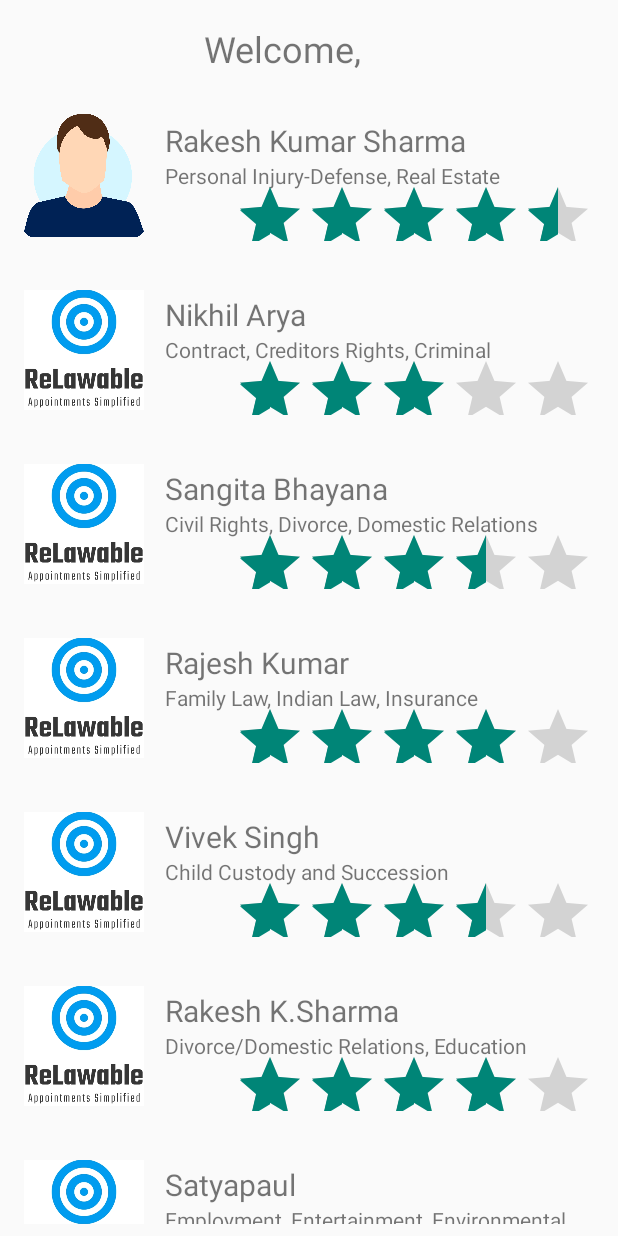
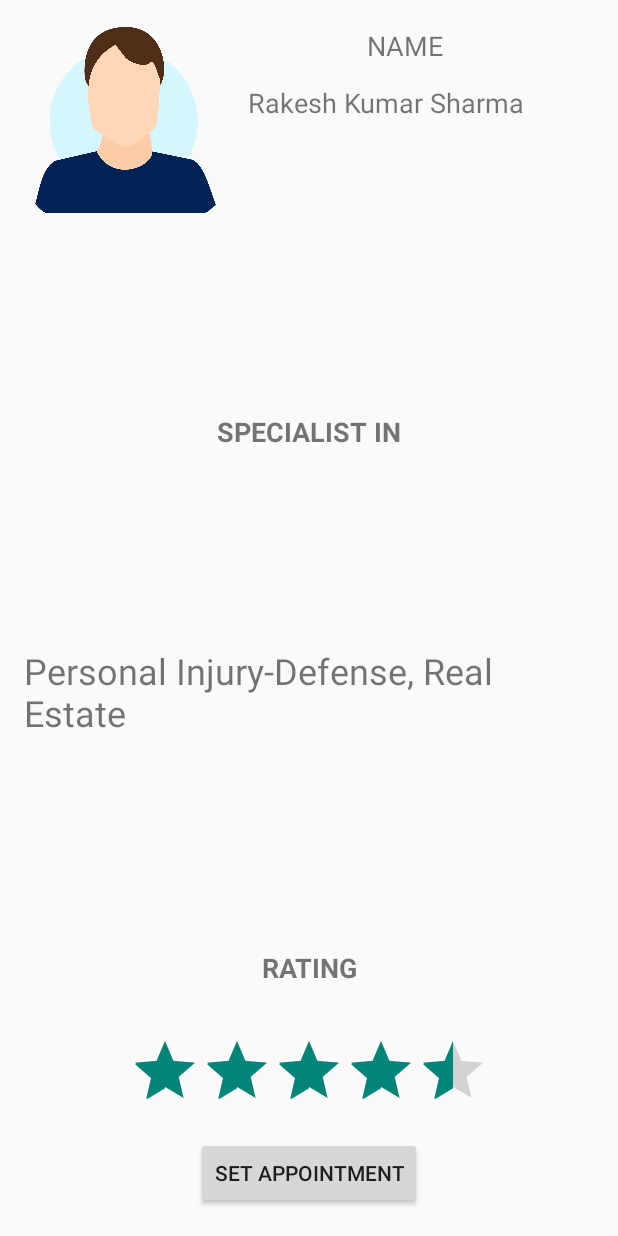
Before and after one commit to ankurpandeyvns/ReLawAble, an Android app: the ClientHome screen opened directly, with no data from a screen before it, after a tap on "Rakesh Kumar Sharma", on a phone screen of 412 x 824 dp. Run offline under Robolectric (Android 15) with nearby library versions, the phone set to English and light mode, and no system bars; our stand-ins replace Firebase (no records; nobody signed in at launch, a user with empty details on screens opened directly); Roboto replaces fonts that are not available here.

Commit message:
Adding Features

```diff
--- a/app/src/main/AndroidManifest.xml
+++ b/app/src/main/AndroidManifest.xml
@@ -24,7 +24,8 @@
 
         <activity android:name=".LawyerHome" />
         <activity android:name=".SignUp" />
-        <activity android:name=".ClientHome"></activity>
+        <activity android:name=".ClientHome" />
+        <activity android:name=".LawyerDashboard"></activity>
     </application>
 
 </manifest>
--- a/app/src/main/java/com/dtechterminal/relawable/ClientHome.java
+++ b/app/src/main/java/com/dtechterminal/relawable/ClientHome.java
@@ -38,15 +38,15 @@ public class ClientHome extends AppCompatActivity {
         personUtilsList = new ArrayList<>();
         //Adding Data into ArrayList
         personUtilsList.add(new PersonUtils("Rakesh Kumar Sharma","Personal Injury-Defense, Real Estate",getApplicationContext().getResources().getDrawable(R.drawable.prof),4.5f));
-        personUtilsList.add(new PersonUtils("Nikhil Arya","Contract, Creditors Rights, Criminal",getApplicationContext().getResources().getDrawable(R.drawable.logo),3f));
-        personUtilsList.add(new PersonUtils("Sangita Bhayana","Civil Rights, Divorce, Domestic Relations",getApplicationContext().getResources().getDrawable(R.drawable.logo),3.5f));
-        personUtilsList.add(new PersonUtils("Rajesh Kumar","Family Law, Indian Law, Insurance",getApplicationContext().getResources().getDrawable(R.drawable.logo),4f));
-        personUtilsList.add(new PersonUtils("Vivek Singh","Child Custody and Succession",getApplicationContext().getResources().getDrawable(R.drawable.logo),3.5f));
-        personUtilsList.add(new PersonUtils("Rakesh K.Sharma","Divorce/Domestic Relations, Education",getApplicationContext().getResources().getDrawable(R.drawable.logo),4f));
-        personUtilsList.add(new PersonUtils("Satyapaul","Employment, Entertainment, Environmental",getApplicationContext().getResources().getDrawable(R.drawable.logo),5f));
-        personUtilsList.add(new PersonUtils("Vivek Singh","Employment, Family Law, General Practice",getApplicationContext().getResources().getDrawable(R.drawable.logo),3f));
-        personUtilsList.add(new PersonUtils("Sandhya Gupta","Construction, Consumer Law, Contract",getApplicationContext().getResources().getDrawable(R.drawable.logo),3f));
-        personUtilsList.add(new PersonUtils("Suresh Chand"," Health Care Law, Indian Law, Insurance",getApplicationContext().getResources().getDrawable(R.drawable.logo),2f));
+        personUtilsList.add(new PersonUtils("Nikhil Arya","Contract, Creditors Rights, Criminal",getApplicationContext().getResources().getDrawable(R.drawable.prof),3f));
+        personUtilsList.add(new PersonUtils("Sangita Bhayana","Civil Rights, Divorce, Domestic Relations",getApplicationContext().getResources().getDrawable(R.drawable.prof),3.5f));
+        personUtilsList.add(new PersonUtils("Rajesh Kumar","Family Law, Indian Law, Insurance",getApplicationContext().getResources().getDrawable(R.drawable.prof),4f));
+        personUtilsList.add(new PersonUtils("Vivek Singh","Child Custody and Succession",getApplicationContext().getResources().getDrawable(R.drawable.prof),3.5f));
+        personUtilsList.add(new PersonUtils("Rakesh K.Sharma","Divorce/Domestic Relations, Education",getApplicationContext().getResources().getDrawable(R.drawable.prof),4f));
+        personUtilsList.add(new PersonUtils("Satyapaul","Employment, Entertainment, Environmental",getApplicationContext().getResources().getDrawable(R.drawable.prof),5f));
+        personUtilsList.add(new PersonUtils("Vivek Singh","Employment, Family Law, General Practice",getApplicationContext().getResources().getDrawable(R.drawable.prof),3f));
+        personUtilsList.add(new PersonUtils("Sandhya Gupta","Construction, Consumer Law, Contract",getApplicationContext().getResources().getDrawable(R.drawable.prof),3f));
+        personUtilsList.add(new PersonUtils("Suresh Chand"," Health Care Law, Indian Law, Insurance",getApplicationContext().getResources().getDrawable(R.drawable.prof),2f));
         mAdapter = new CustomRecyclerAdapter(this, personUtilsList);
         recyclerView.setAdapter(mAdapter);
     }
--- a/app/src/main/java/com/dtechterminal/relawable/CustomRecyclerAdapter.java
+++ b/app/src/main/java/com/dtechterminal/relawable/CustomRecyclerAdapter.java
@@ -1,6 +1,8 @@
 package com.dtechterminal.relawable;
 import android.content.Context;
+import android.content.Intent;
 import android.graphics.drawable.Drawable;
+import android.os.Bundle;
 import android.support.v7.widget.RecyclerView;
 import android.view.LayoutInflater;
 import android.view.View;
@@ -65,11 +67,15 @@ public class CustomRecyclerAdapter extends RecyclerView.Adapter<CustomRecyclerAd
             itemView.setOnClickListener(new View.OnClickListener() {
                 @Override
                 public void onClick(View view) {
-
                     PersonUtils cpu = (PersonUtils) view.getTag();
-
+                    Bundle nb = new Bundle();
+                    nb.putString("Name",cpu.getPersonName());
+                    nb.putString("Spec",cpu.getJobProfile());
+                    nb.putFloat("Rating",cpu.getRating());
+                    Intent LD = new Intent(context,LawyerDashboard.class);
+                    LD.putExtras(nb);
                     Toast.makeText(view.getContext(), cpu.getPersonName()+" is "+ cpu.getJobProfile(), Toast.LENGTH_SHORT).show();
-
+                    context.startActivity(LD);
                 }
             });
 
--- /dev/null
+++ b/app/src/main/java/com/dtechterminal/relawable/LawyerDashboard.java
@@ -0,0 +1,24 @@
+package com.dtechterminal.relawable;
+
+import android.content.Intent;
+import android.support.v7.app.AppCompatActivity;
+import android.os.Bundle;
+import android.widget.RatingBar;
+import android.widget.TextView;
+
+public class LawyerDashboard extends AppCompatActivity {
+    TextView name,spec;
+    @Override
+    protected void onCreate(Bundle savedInstanceState) {
+        super.onCreate(savedInstanceState);
+        setContentView(R.layout.lawyer_dashboard);
+        Intent LD = getIntent();
+        Bundle NB = LD.getExtras();
+        name = findViewById(R.id.lawname);
+        name.setText(NB.getString("Name"));
+        spec = findViewById(R.id.textView7);
+        spec.setText(NB.getString("Spec"));
+        RatingBar ratingBar = findViewById(R.id.ratingBar2);
+        ratingBar.setRating(NB.getFloat("Rating"));
+    }
+}
--- a/app/src/main/java/com/dtechterminal/relawable/LoginActivity.java
+++ b/app/src/main/java/com/dtechterminal/relawable/LoginActivity.java
@@ -56,7 +56,9 @@ public class LoginActivity extends AppCompatActivity {
         Log.d(TAG, "firebaseAuthWithGoogle:" + acct.getId());
         mAuth = FirebaseAuth.getInstance();
         FirebaseUser user = mAuth.getCurrentUser();
-        final String uid = user.getUid();
+        final String uid;
+        if(user!=null) uid = user.getUid();
+        else uid="3BCwCNChl6NH0ktubdZpyZyQQZw1";
         final DatabaseReference myRef = database.getReference(uid);
         AuthCredential credential = GoogleAuthProvider.getCredential(acct.getIdToken(), null);
         mAuth.signInWithCredential(credential)
--- a/app/src/main/java/com/dtechterminal/relawable/SignUp.java
+++ b/app/src/main/java/com/dtechterminal/relawable/SignUp.java
@@ -51,12 +51,12 @@ public class SignUp extends AppCompatActivity {
             myRef.child("Phone").setValue(Long.parseLong(pn.getText().toString()));
             if (selectedid == 2131296368) {
                 DatabaseReference Lawyers = database.getReference("Lawyers");
-                Lawyers.setValue(user.getUid());
+                Lawyers.child(user.getUid()).setValue("0");
                 myRef.child("CORLAW").setValue(1);
                 startActivity(new Intent(getBaseContext(), LawyerHome.class));
             } else {
                 DatabaseReference Clients = database.getReference("Clients");
-                Clients.setValue(user.getUid());
+                Clients.child(user.getUid()).setValue("0");
                 myRef.child("CORLAW").setValue(0);
                 startActivity(new Intent(getBaseContext(), ClientHome.class));
             }
--- /dev/null
+++ b/app/src/main/res/layout/lawyer_dashboard.xml
@@ -0,0 +1,106 @@
+<?xml version="1.0" encoding="utf-8"?>
+<android.support.constraint.ConstraintLayout xmlns:android="http://schemas.android.com/apk/res/android"
+    xmlns:app="http://schemas.android.com/apk/res-auto"
+    xmlns:tools="http://schemas.android.com/tools"
+    android:layout_width="match_parent"
+    android:layout_height="match_parent"
+    tools:context=".LawyerDashboard"
+    tools:layout_editor_absoluteY="25dp">
+
+    <ImageView
+        android:id="@+id/imageView2"
+        android:layout_width="135dp"
+        android:layout_height="124dp"
+        android:layout_marginStart="16dp"
+        app:layout_constraintStart_toStartOf="parent"
+        app:layout_constraintTop_toTopOf="@+id/textView5"
+        app:srcCompat="@drawable/prof" />
+
+    <TextView
+        android:id="@+id/textView5"
+        android:layout_width="193dp"
+        android:layout_height="26dp"
+        android:layout_marginEnd="16dp"
+        android:layout_marginBottom="12dp"
+        android:text="         NAME"
+        android:textAlignment="textStart"
+        android:textSize="18sp"
+        app:layout_constraintBottom_toTopOf="@+id/lawname"
+        app:layout_constraintEnd_toEndOf="parent" />
+
+    <TextView
+        android:id="@+id/lawname"
+        android:layout_width="188dp"
+        android:layout_height="0dp"
+        android:layout_marginStart="12dp"
+        android:layout_marginTop="56dp"
+        android:layout_marginBottom="64dp"
+        android:textAlignment="center"
+        android:textSize="18sp"
+        app:layout_constraintBottom_toTopOf="@+id/textView9"
+        app:layout_constraintStart_toEndOf="@+id/imageView2"
+        app:layout_constraintTop_toTopOf="parent" />
+
+    <Button
+        android:id="@+id/button2"
+        android:layout_width="wrap_content"
+        android:layout_height="wrap_content"
+        android:layout_marginBottom="18dp"
+        android:text="Set Appointment"
+        app:layout_constraintBottom_toBottomOf="parent"
+        app:layout_constraintEnd_toEndOf="parent"
+        app:layout_constraintStart_toStartOf="parent"
+        app:layout_constraintTop_toBottomOf="@+id/ratingBar2" />
+
+    <RatingBar
+        android:id="@+id/ratingBar2"
+        android:layout_width="wrap_content"
+        android:layout_height="0dp"
+        android:layout_marginBottom="25dp"
+        app:layout_constraintBottom_toTopOf="@+id/button2"
+        app:layout_constraintEnd_toEndOf="parent"
+        app:layout_constraintStart_toStartOf="parent"
+        app:layout_constraintTop_toBottomOf="@+id/textView8" />
+
+    <TextView
+        android:id="@+id/textView7"
+        android:layout_width="0dp"
+        android:layout_height="202dp"
+        android:layout_marginStart="16dp"
+        android:layout_marginEnd="16dp"
+        android:textAlignment="textStart"
+        android:textSize="24sp"
+        app:layout_constraintBottom_toTopOf="@+id/textView8"
+        app:layout_constraintEnd_toEndOf="parent"
+        app:layout_constraintHorizontal_bias="0.0"
+        app:layout_constraintStart_toStartOf="parent"
+        app:layout_constraintTop_toBottomOf="@+id/textView9" />
+
+    <TextView
+        android:id="@+id/textView8"
+        android:layout_width="0dp"
+        android:layout_height="38dp"
+        android:layout_marginBottom="19dp"
+        android:text="RATING"
+        android:textAlignment="center"
+        android:textSize="18sp"
+        android:textStyle="bold"
+        app:layout_constraintBottom_toTopOf="@+id/ratingBar2"
+        app:layout_constraintEnd_toEndOf="parent"
+        app:layout_constraintStart_toStartOf="parent"
+        app:layout_constraintTop_toBottomOf="@+id/textView7" />
+
+    <TextView
+        android:id="@+id/textView9"
+        android:layout_width="0dp"
+        android:layout_height="0dp"
+        android:layout_marginBottom="393dp"
+        android:text="SPECIALIST IN"
+        android:textAlignment="center"
+        android:textSize="18sp"
+        android:textStyle="bold"
+        app:layout_constraintBottom_toBottomOf="parent"
+        app:layout_constraintEnd_toEndOf="parent"
+        app:layout_constraintStart_toStartOf="parent"
+        app:layout_constraintTop_toBottomOf="@+id/lawname" />
+</android.support.constraint.ConstraintLayout>
```
